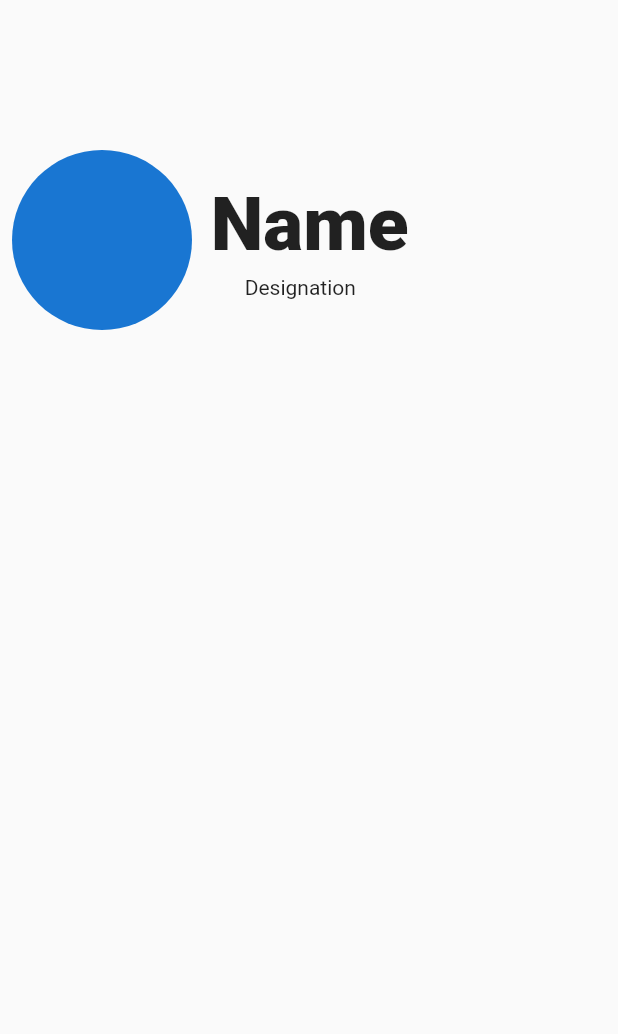
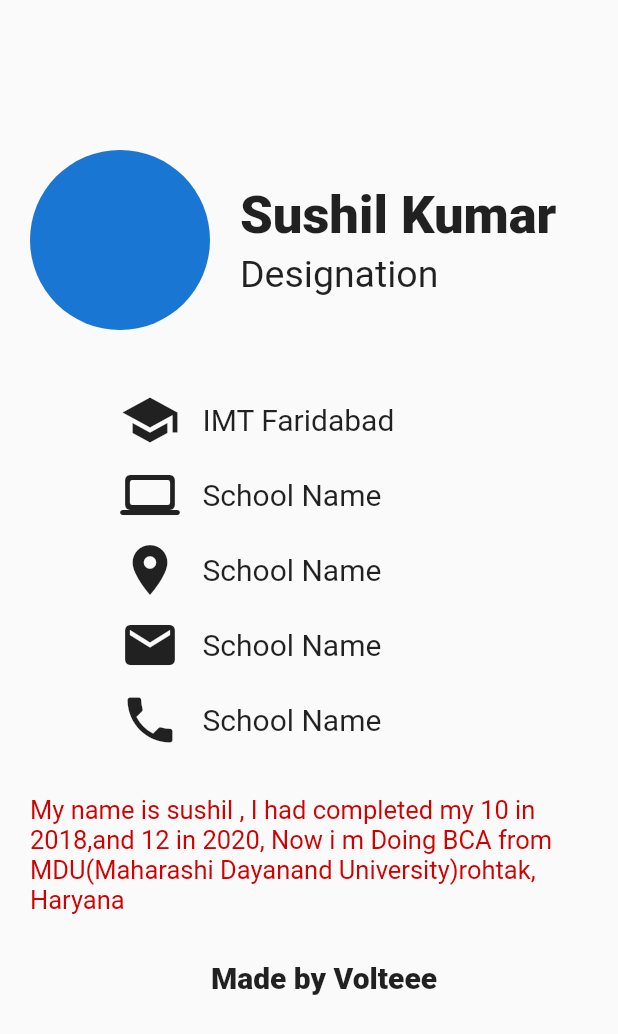
Before and after one commit to voltzylex/My-Portofolio, a Flutter app: the screen it shows after launch, on a phone screen of 412 x 824 dp. Shown: the top 1034 px of the screen. Run offline on Flutter 3.47's test engine with Material 2 defaults, Android fonts, the phone set to English and light mode, and no system bars.

Commit message:
Day 2 completed

```diff
--- a/lib/main.dart
+++ b/lib/main.dart
@@ -2,6 +2,7 @@ import 'package:flutter/material.dart';
 
 void main() {
   runApp(const MaterialApp(
+    debugShowCheckedModeBanner: false,
     home: Home(),
   ));
 }
@@ -15,7 +16,7 @@ class Home extends StatelessWidget {
       body: Padding(
         padding: const EdgeInsets.only(
           top: 100.0,
-          left: 8.0,
+          left: 20.0,
         ),
         child: Column(
           children: <Widget>[
@@ -24,25 +25,148 @@ class Home extends StatelessWidget {
                 const CircleAvatar(
                   radius: 60,
                 ),
+                const SizedBox(
+                  width: 20,
+                ),
                 Column(
-                  children:const [
-                     Text(
-                      " Name",
+                  crossAxisAlignment: CrossAxisAlignment.start,
+                  children: const [
+                    Text(
+                      "Sushil Kumar",
                       style: TextStyle(
-                          fontSize: 50.0, fontWeight: FontWeight.w900),
+                          fontSize: 35.0, fontWeight: FontWeight.w900),
                     ),
                     //sized box used as a padding alternative
-                     SizedBox(
+                    SizedBox(
                       height: 4,
                     ),
-                     Text("Designation"),
+                    Text(
+                      "Designation",
+                      style: TextStyle(fontSize: 25),
+                    ),
                   ],
                 ),
               ],
+            ),
+            const SizedBox(
+              height: 30,
+            ),
+            Padding(
+              padding: const EdgeInsets.only(left: 60),
+              child: Column(
+                children: [
+                  Padding(
+                    padding: const EdgeInsets.only(top: 10),
+                    child: Row(
+                      children: const [
+                        Icon(
+                          Icons.school,
+                          size: 40,
+                        ),
+                        SizedBox(
+                          width: 15,
+                        ),
+                        Text(
+                          "IMT Faridabad",
+                          style: TextStyle(fontSize: 20),
+                        ),
+                      ],
+                    ),
+                  ),
+                  Padding(
+                    padding: const EdgeInsets.only(top: 10),
+                    child: Row(
+                      children: const [
+                        Icon(
+                          Icons.computer_rounded,
+                          size: 40,
+                        ),
+                        SizedBox(
+                          width: 15,
+                        ),
+                        Text(
+                          "School Name",
+                          style: TextStyle(fontSize: 20),
+                        ),
+                      ],
+                    ),
+                  ),
+                  Padding(
+                    padding: const EdgeInsets.only(top: 10),
+                    child: Row(
+                      children: const [
+                        Icon(
+                          Icons.location_on,
+                          size: 40,
+                        ),
+                        SizedBox(
+                          width: 15,
+                        ),
+                        Text(
+                          "School Name",
+                          style: TextStyle(fontSize: 20),
+                        ),
+                      ],
+                    ),
+                  ),
+                  Padding(
+                    padding: const EdgeInsets.only(top: 10),
+                    child: Row(
+                      children: const [
+                        Icon(
+                          Icons.mail,
+                          size: 40,
+                        ),
+                        SizedBox(
+                          width: 15,
+                        ),
+                        Text(
+                          "School Name",
+                          style: TextStyle(fontSize: 20),
+                        ),
+                      ],
+                    ),
+                  ),
+                  Padding(
+                    padding: const EdgeInsets.only(top: 10),
+                    child: Row(
+                      children: const [
+                        Icon(
+                          Icons.phone,
+                          size: 40,
+                        ),
+                        SizedBox(
+                          width: 15,
+                        ),
+                        Text(
+                          "School Name",
+                          style: TextStyle(fontSize: 20),
+                        ),
+                      ],
+                    ),
+                  ),
+                ],
+              ),
+            ),
+            const SizedBox(
+              height: 30,
+            ),
+            const Text(
+              "My name is sushil , I had completed my 10 in 2018,and 12 in 2020, Now i m Doing BCA from MDU(Maharashi Dayanand University)rohtak, Haryana",
+              style: TextStyle(
+                  fontSize: 17, color: Color.fromARGB(255, 207, 1, 1)),
+            ),
+            const SizedBox(
+              height: 30,
+            ),
+            const Text(
+              "Made by Volteee",
+              style: TextStyle(fontSize: 20, fontWeight: FontWeight.w900),
             ),
           ],
         ),
       ),
     );
+    // In day 2 i had changed the icons , icons name, some padding , some sized box
   }
 }
```
Also changed, not shown: 2 other files.
